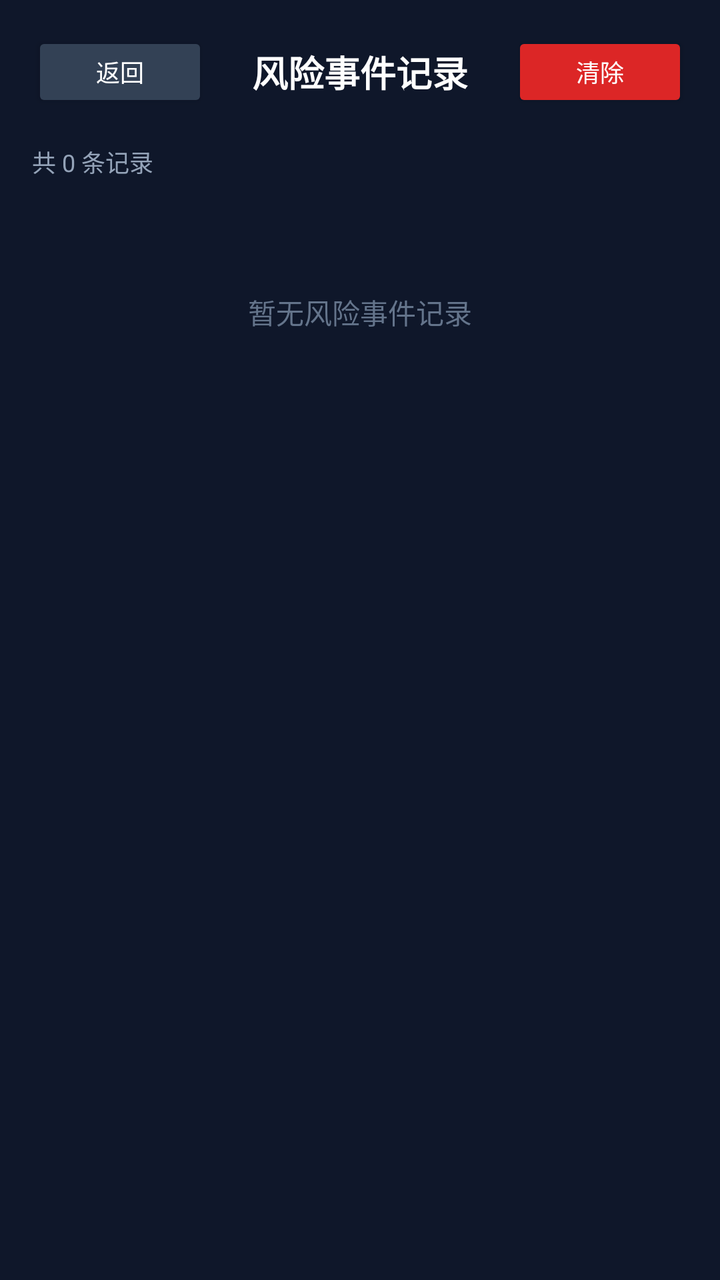
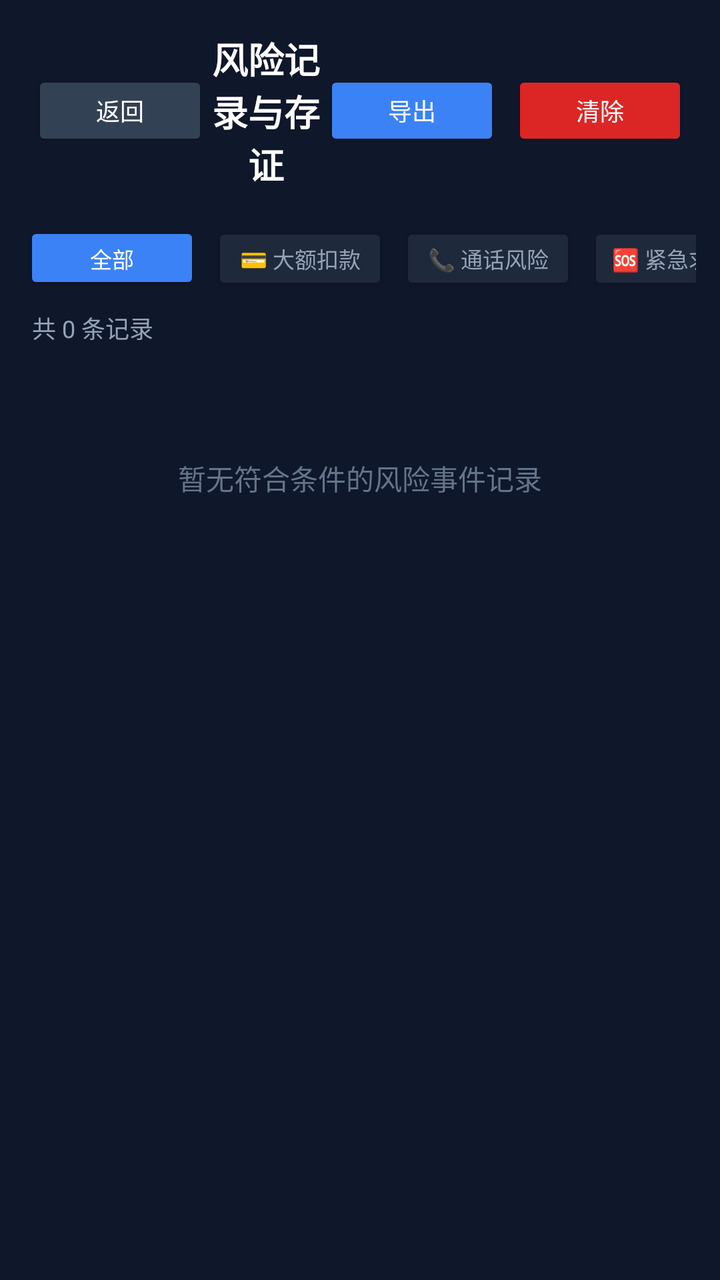

The first picture is an Android layout as it rendered before a commit; the second is the same layout after the commit. The layout source and the unified diff follow.
<!-- AndroidManifest.xml: application theme Theme.AntiFraudGuard -->
<!-- res/layout/activity_risk_log.xml -->
<?xml version="1.0" encoding="utf-8"?>
<LinearLayout xmlns:android="http://schemas.android.com/apk/res/android"
    android:layout_width="match_parent"
    android:layout_height="match_parent"
    android:orientation="vertical"
    android:background="#0F172A">

    <LinearLayout
        android:layout_width="match_parent"
        android:layout_height="wrap_content"
        android:orientation="horizontal"
        android:padding="16dp"
        android:gravity="center_vertical">

        <Button
            android:id="@+id/btn_back"
            android:layout_width="wrap_content"
            android:layout_height="40dp"
            android:text="返回"
            android:backgroundTint="#334155"
            android:textColor="#FFFFFF"
            android:textSize="12sp" />

        <TextView
            android:layout_width="0dp"
            android:layout_height="wrap_content"
            android:layout_weight="1"
            android:text="风险事件记录"
            android:textColor="#FFFFFF"
            android:textSize="18sp"
            android:textStyle="bold"
            android:gravity="center" />

        <Button
            android:id="@+id/btn_clear"
            android:layout_width="wrap_content"
            android:layout_height="40dp"
            android:text="清除"
            android:backgroundTint="#DC2626"
            android:textColor="#FFFFFF"
            android:textSize="12sp" />
    </LinearLayout>

    <TextView
        android:id="@+id/tv_count"
        android:layout_width="match_parent"
        android:layout_height="wrap_content"
        android:text="共 0 条记录"
        android:textColor="#94A3B8"
        android:textSize="12sp"
        android:paddingHorizontal="16dp"
        android:paddingBottom="8dp" />

    <TextView
        android:id="@+id/tv_empty"
        android:layout_width="match_parent"
        android:layout_height="wrap_content"
        android:text="暂无风险事件记录"
        android:textColor="#64748B"
        android:textSize="14sp"
        android:gravity="center"
        android:paddingTop="48dp" />

    <ListView
        android:id="@+id/lv_risk_events"
        android:layout_width="match_parent"
        android:layout_height="match_parent"
        android:divider="#1E293B"
        android:dividerHeight="1dp" />

</LinearLayout>
<!-- resources referenced by this layout -->
<resources>
  <style name="Theme.AntiFraudGuard" parent="Theme.MaterialComponents.DayNight.NoActionBar">
          
          <item name="colorPrimary">@color/blue_500</item>
          <item name="colorPrimaryVariant">@color/blue_700</item>
          <item name="colorOnPrimary">@color/white</item>
          
          <item name="colorSecondary">@color/emerald_500</item>
          <item name="colorSecondaryVariant">@color/emerald_700</item>
          <item name="colorOnSecondary">@color/white</item>
          
          <item name="android:statusBarColor">#0F172A</item>
          <item name="android:windowBackground">#0F172A</item>
      </style>
  <color name="blue_500">#3B82F6</color>
  <color name="blue_700">#1D4ED8</color>
  <color name="white">#FFFFFFFF</color>
  <color name="emerald_500">#10B981</color>
  <color name="emerald_700">#047857</color>
</resources>

<!-- the commit's change to res/layout/activity_risk_log.xml (unified diff, before → after) -->
@@ -5,6 +5,7 @@
     android:orientation="vertical"
     android:background="#0F172A">
 
+    
     <LinearLayout
         android:layout_width="match_parent"
         android:layout_height="wrap_content"
@@ -25,11 +26,21 @@
             android:layout_width="0dp"
             android:layout_height="wrap_content"
             android:layout_weight="1"
-            android:text="风险事件记录"
+            android:text="风险记录与存证"
             android:textColor="#FFFFFF"
             android:textSize="18sp"
             android:textStyle="bold"
             android:gravity="center" />
+
+        <Button
+            android:id="@+id/btn_export_text"
+            android:layout_width="wrap_content"
+            android:layout_height="40dp"
+            android:text="导出"
+            android:backgroundTint="#3B82F6"
+            android:textColor="#FFFFFF"
+            android:textSize="12sp"
+            android:layout_marginEnd="6dp" />
 
         <Button
             android:id="@+id/btn_clear"
@@ -40,6 +51,70 @@
             android:textColor="#FFFFFF"
             android:textSize="12sp" />
     </LinearLayout>
+
+    
+    <HorizontalScrollView
+        android:layout_width="match_parent"
+        android:layout_height="wrap_content"
+        android:scrollbars="none"
+        android:paddingHorizontal="12dp"
+        android:paddingBottom="8dp">
+
+        <LinearLayout
+            android:layout_width="wrap_content"
+            android:layout_height="wrap_content"
+            android:orientation="horizontal">
+
+            <Button
+                android:id="@+id/filter_all"
+                android:layout_width="wrap_content"
+                android:layout_height="36dp"
+                android:text="全部"
+                android:textSize="11sp"
+                android:backgroundTint="#3B82F6"
+                android:textColor="#FFFFFF"
+                android:layout_marginEnd="6dp" />
+
+            <Button
+                android:id="@+id/filter_payment"
+                android:layout_width="wrap_content"
+                android:layout_height="36dp"
+                android:text="💳 大额扣款"
+                android:textSize="11sp"
+                android:backgroundTint="#1E293B"
+                android:textColor="#94A3B8"
+                android:layout_marginEnd="6dp" />
+
+            <Button
+                android:id="@+id/filter_call"
+                android:layout_width="wrap_content"
+                android:layout_height="36dp"
+                android:text="📞 通话风险"
+                android:textSize="11sp"
+                android:backgroundTint="#1E293B"
+                android:textColor="#94A3B8"
+                android:layout_marginEnd="6dp" />
+
+            <Button
+                android:id="@+id/filter_sos"
+                android:layout_width="wrap_content"
+                android:layout_height="36dp"
+                android:text="🆘 紧急求助/打断"
+                android:textSize="11sp"
+                android:backgroundTint="#1E293B"
+                android:textColor="#94A3B8"
+                android:layout_marginEnd="6dp" />
+
+            <Button
+                android:id="@+id/filter_location"
+                android:layout_width="wrap_content"
+                android:layout_height="36dp"
+                android:text="📍 位置轨迹"
+                android:textSize="11sp"
+                android:backgroundTint="#1E293B"
+                android:textColor="#94A3B8" />
+        </LinearLayout>
+    </HorizontalScrollView>
 
     <TextView
         android:id="@+id/tv_count"
@@ -55,7 +130,7 @@
         android:id="@+id/tv_empty"
         android:layout_width="match_parent"
         android:layout_height="wrap_content"
-        android:text="暂无风险事件记录"
+        android:text="暂无符合条件的风险事件记录"
         android:textColor="#64748B"
         android:textSize="14sp"
         android:gravity="center"
